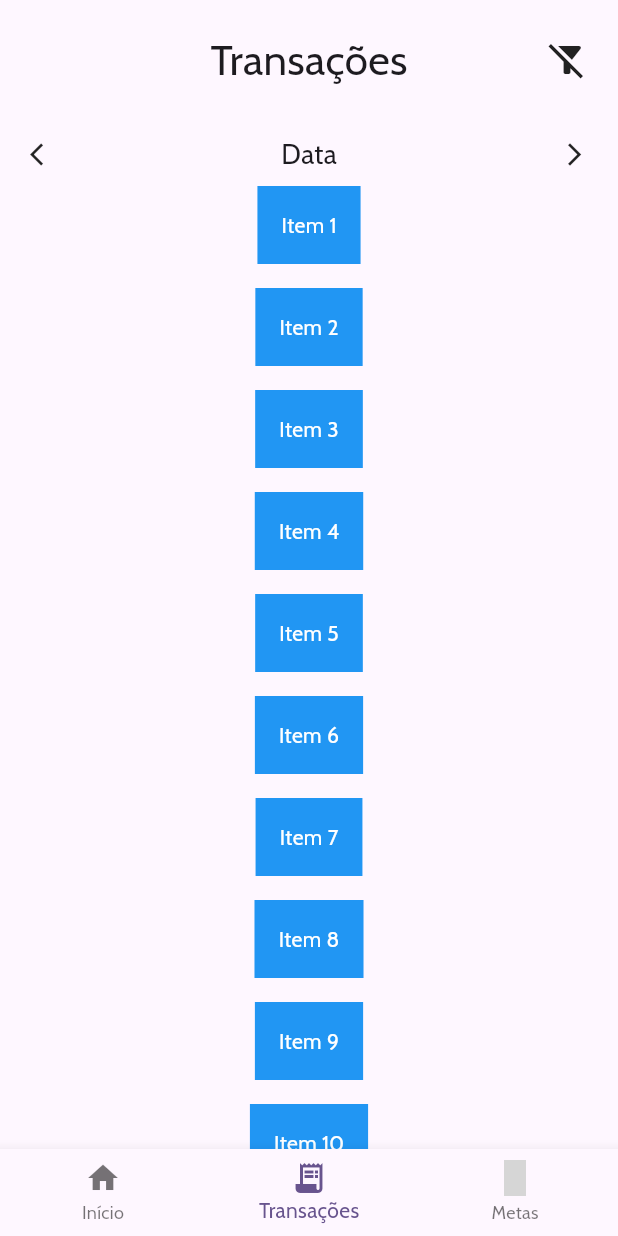
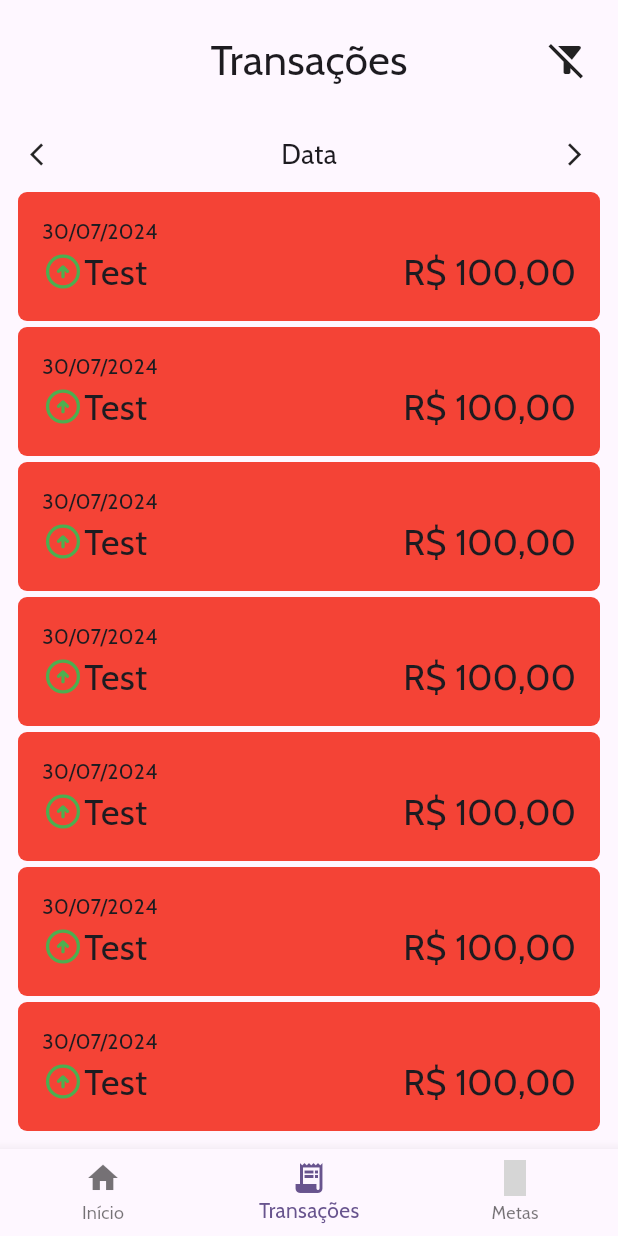
Before and after one commit to XxTaro/fintfitapp-mobile, a Flutter app: the screen it shows after launch, item 2 of the bottom bar chosen, on a phone screen of 412 x 824 dp. Run offline on Flutter 3.47's test engine with Material 3 defaults, Android fonts, the phone set to English and light mode, and no system bars; our stand-ins replace drift, flutter_svg, google_fonts, material_symbols_icons, sqlite3_flutter_libs; missing offline and left inert: dart:ffi, sqlite3; accounts and stored records are empty; generated files the repository leaves out were written again; grey boxes are pictures that could not be loaded.

Commit message:
### Added  - transaction row [not finished]
### Fixed
 - ScrollView overflowed in bottom in transaction page

```diff
--- a/lib/main_page.dart
+++ b/lib/main_page.dart
@@ -72,7 +72,8 @@ class _MainPage extends State<MainPage> {
                 ),
               ),
             ),
-        ))
+          )
+        )
       ],
     );
   }
--- a/lib/transaction_page.dart
+++ b/lib/transaction_page.dart
@@ -1,6 +1,7 @@
 import 'package:flutter/cupertino.dart';
 import 'package:flutter/material.dart';
 import 'package:flutter/widgets.dart';
+import 'package:flutter_svg/flutter_svg.dart';
 
 class TransactionPage extends StatefulWidget {
   const TransactionPage({super.key});
@@ -11,7 +12,7 @@ class TransactionPage extends StatefulWidget {
 
 class _TransactionPage extends State<TransactionPage> {
 
-  List<String> items = ['Item 1', 'Item 2', 'Item 3', 'Item 4', 'Item 5', 'Item 6', 'Item 7', 'Item 8', 'Item 9', 'Item 10'];
+  List<String> items = ['Item 1', 'Item 2', 'Item 3', 'Item 4', 'Item 5', 'Item 6', 'Item 7', 'Item 8', 'Item 9', 'Item 10', 'Item 11', 'Item 12', 'Item 13'];
 
   late List<Widget> containers = [];
 
@@ -20,14 +21,38 @@ class _TransactionPage extends State<TransactionPage> {
   void initState() {
     super.initState();
     containers = items.map((item) {
-      return Container(
-        margin: EdgeInsets.all(8.0),
-        padding: EdgeInsets.all(16.0),
-        color: Colors.blue,
-        child: Text(
-          item,
-          style: TextStyle(color: Colors.white),
-        ),
+      return Flexible(
+        fit: FlexFit.loose,
+        child: Container(
+          width: 500,
+          margin: const EdgeInsets.all(2.0),
+          padding: const EdgeInsets.all(16.0),
+          decoration: BoxDecoration(
+            color: Colors.red,
+            borderRadius: BorderRadius.circular(6.0),
+          ),
+          child: Column(
+            crossAxisAlignment: CrossAxisAlignment.start,
+            children: [
+              const Text('30/07/2024'),
+              Row(
+                mainAxisAlignment: MainAxisAlignment.spaceBetween,
+                children: [
+                  Row(children: [
+                    SvgPicture.asset(
+                      "assets/ic_arrow_circle_up_24.svg",
+                      height: 28,
+                      width: 28,
+                      colorFilter: const ColorFilter.mode(Colors.green, BlendMode.srcIn),
+                    ),
+                    Text('Test', style: const TextStyle(fontSize: 24))
+                  ]),
+                  Text('R\$ 100,00', style: const TextStyle(fontSize: 24))
+                ]
+              )
+            ],
+          )
+        )
       );
     }).toList();
   }
@@ -39,14 +64,15 @@ class _TransactionPage extends State<TransactionPage> {
         children: [
           _buildTransactionHeader(),
           _buildDateSelection(),
-          Stack(
-            children: [SingleChildScrollView(
-            scrollDirection: Axis.horizontal,
-            child: Column(
-              children: containers
-            ),
-          )]
-          )
+          Expanded(child: Padding(
+            padding: const EdgeInsets.all(10),
+            child: SingleChildScrollView(
+              child: Column(
+                mainAxisSize: MainAxisSize.min,
+                children: containers
+              ),
+            )
+          ),)
         ],
       )
     );
```
Lines whose indentation alone changed are shown as unchanged.
